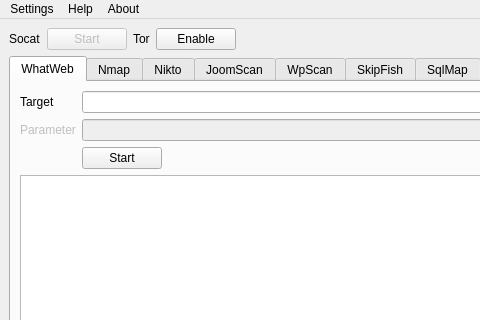
Above: mainWindow.ui from Mte90/PenMode-QT before the change; both pictures show x 0 to 480 and y 0 to 320 of the 651 by 425 pixel window. Below: the same form after it.
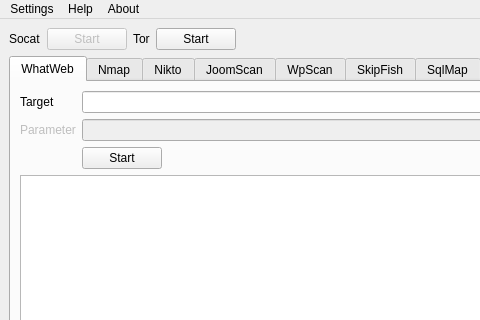
That is the form after the change.

Commit message: replaced enable with start

Patch:
```diff
--- a/mainWindow.ui
+++ b/mainWindow.ui
@@ -694,7 +694,7 @@
          <bool>true</bool>
         </property>
         <property name="text">
-         <string>Enable</string>
+         <string>Start</string>
         </property>
        </widget>
       </item>
```
The commit also changes 1 other file.
